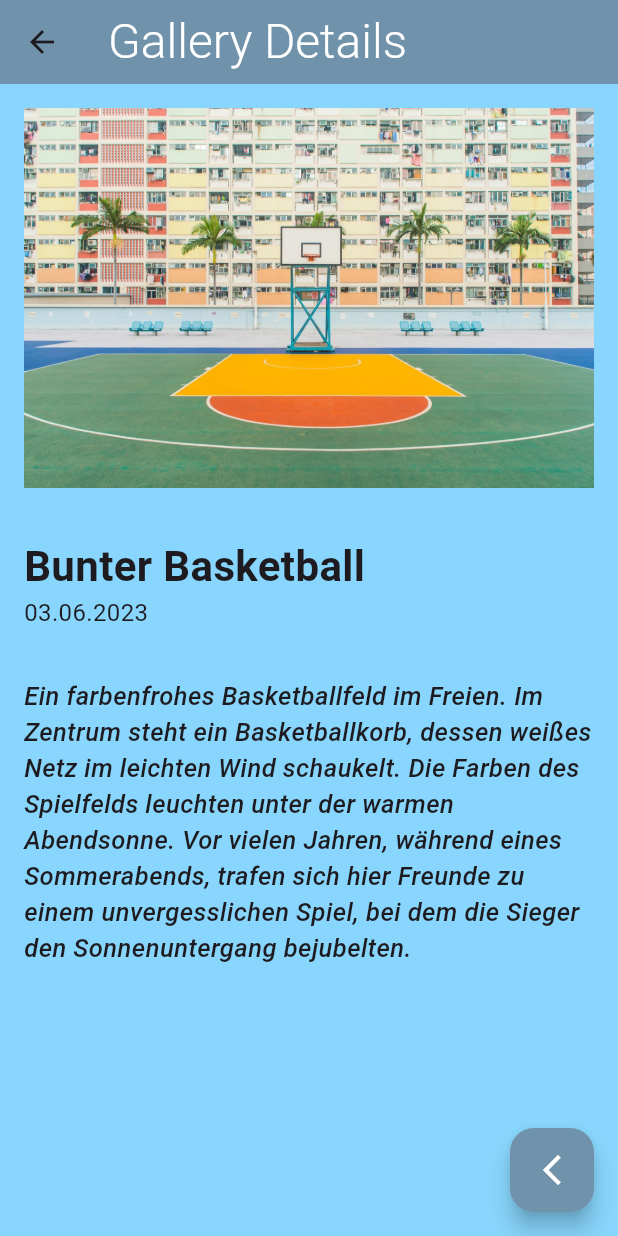
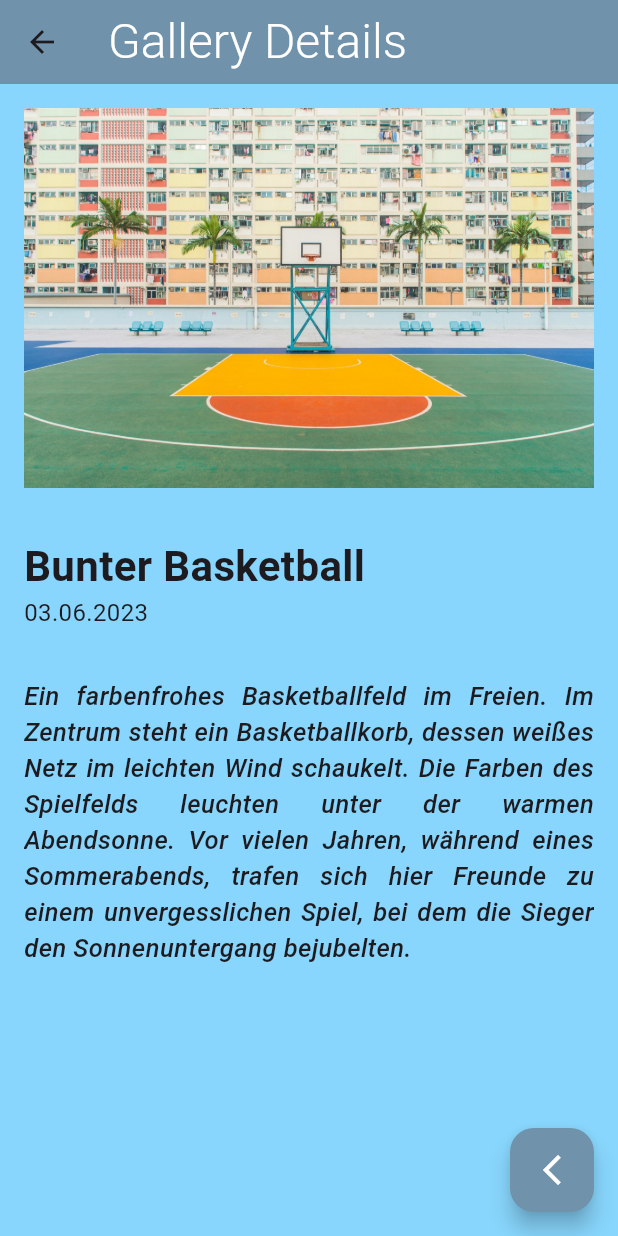
Before and after one commit to Dopa91/simple_gallery_app_dopatka, a Flutter app: the DetailSite screen opened directly with sample values from the repository, on a phone screen of 412 x 824 dp. Run offline on Flutter 3.47's test engine with Material 3 defaults, Android fonts, the phone set to English and light mode, and no system bars; our stand-ins replace flutter_image_slideshow.

Commit message:
edited detail screen - ListView instead Text widget

```diff
--- a/lib/features/gallery/screens/detail_site.dart
+++ b/lib/features/gallery/screens/detail_site.dart
@@ -49,12 +49,23 @@ class DetailSite extends StatelessWidget {
               const SizedBox(
                 height: 32,
               ),
+              Center(
+                child: SizedBox(
+                  width: 380,
+                  height: 512,
+                  child: ListView(
+                    children: [
                       Text(
                         item.imageDescription,
+                        textAlign: TextAlign.justify,
                         style: const TextStyle(
                             fontWeight: FontWeight.w500,
                             fontStyle: FontStyle.italic,
                             fontSize: 17),
+                      ),
+                    ],
+                  ),
+                ),
               ),
               const SizedBox(
                 height: 64,
```
Lines whose indentation alone changed are shown as unchanged.
